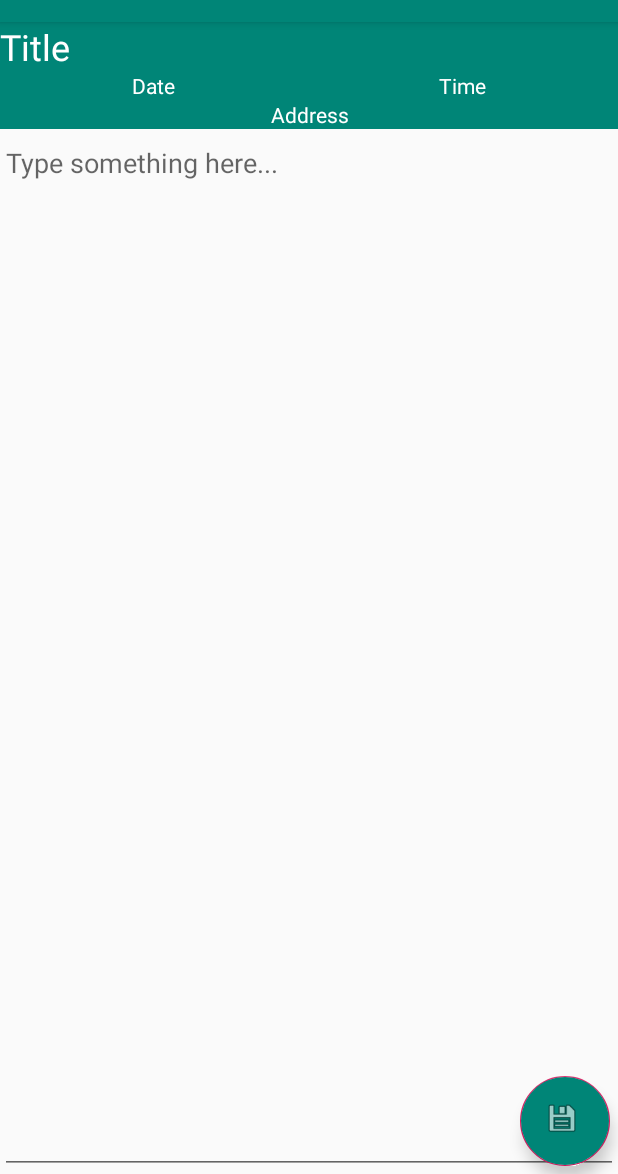
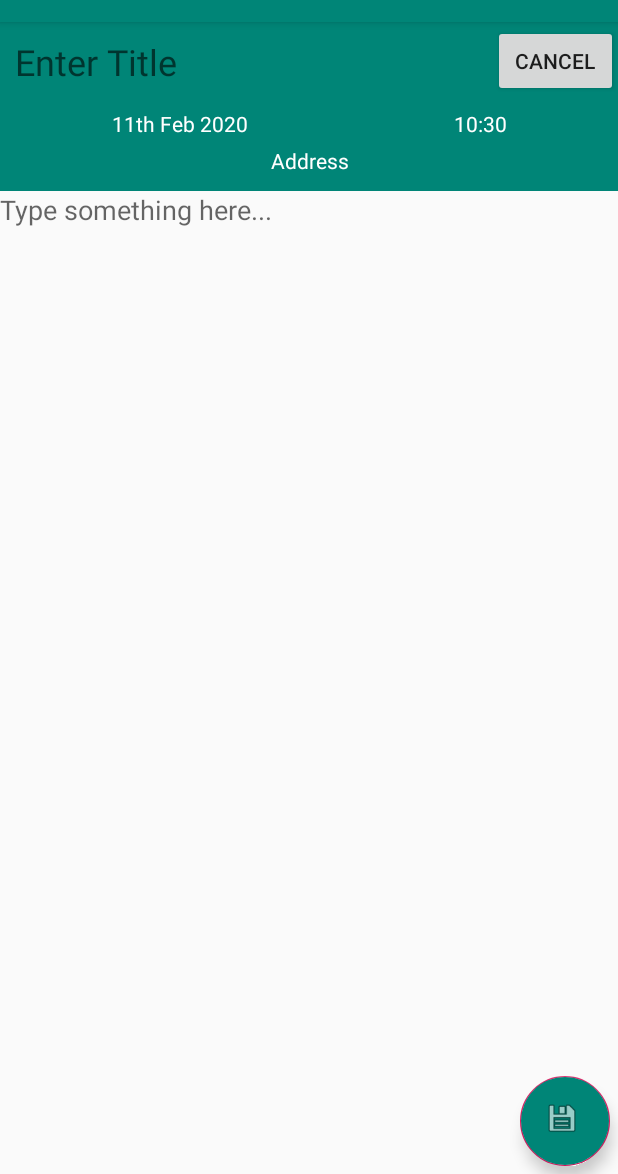
Before and after one commit to Kaosorer/NoteLocationTake, an Android app: the AddNote screen opened directly, with no data from a screen before it, on a phone screen of 412 x 824 dp, the part 62-1236 px from its top. Run offline under Robolectric (Android 15) with nearby library versions, the phone set to English and light mode, and no system bars.

Commit message:
Note insertion possible; added cancel button to add_note_activity view

```diff
--- a/app/src/main/java/com/example/notelocationtake/AddNote.java
+++ b/app/src/main/java/com/example/notelocationtake/AddNote.java
@@ -1,16 +1,28 @@
 package com.example.notelocationtake;
 
 import android.os.Bundle;
+import android.view.View;
+import android.widget.Button;
 import android.widget.EditText;
 import android.widget.TextView;
 
 import androidx.annotation.Nullable;
 import androidx.appcompat.app.AppCompatActivity;
 
+import com.google.android.material.floatingactionbutton.FloatingActionButton;
+
+import java.util.Calendar;
+
 public class AddNote extends AppCompatActivity {
 
     TextView textViewDate, textViewTime, textViewAddress;
     EditText editTextTitle, editTextContent;
+    FloatingActionButton noteSaveFAB;
+    Button buttonCancel;
+
+    Calendar c;
+    String dateToday;
+    String currentTime;
 
     @Override
     protected void onCreate(@Nullable Bundle savedInstanceState) {
@@ -24,5 +36,100 @@ public class AddNote extends AppCompatActivity {
         editTextTitle = findViewById(R.id.editTextTitle);
         editTextContent = findViewById(R.id.editTextContent);
 
+        noteSaveFAB = findViewById(R.id.saveFAB);
+
+        buttonCancel = findViewById(R.id.buttonCancel);
+
+        c = Calendar.getInstance();
+        dateToday = Pad(c.get(Calendar.DAY_OF_MONTH))+Ordinal(c.get(Calendar.DAY_OF_MONTH))+" "+ShortForm(c.get(Calendar.MONTH))+" "+c.get(Calendar.YEAR);//date in dd MMM yyyy format: e.g, 21st January 2020
+        currentTime = Pad(c.get(Calendar.HOUR))+":"+Pad(c.get(Calendar.MINUTE));
+
+        textViewDate.setText(dateToday);
+        textViewTime.setText(currentTime);
+
+        noteSaveFAB.setOnClickListener(new View.OnClickListener() {
+            @Override
+            public void onClick(View view) {
+
+                Note note = new Note(editTextTitle.getText().toString(),editTextContent.getText().toString(), dateToday, currentTime);
+                DBHelper dbHelper = new DBHelper(AddNote.this);
+                dbHelper.addNote(note);
+
+            }
+        });
+
     }
+
+
+
+    private String ShortForm(int i){
+        if (i==Calendar.JANUARY){
+            return "Jan";
+        }
+        else if (i==Calendar.FEBRUARY){
+            return "Feb";
+        }
+        else if (i==Calendar.MARCH){
+            return "Mar";
+        }
+        else if (i==Calendar.APRIL){
+            return "Apr";
+        }
+        else if (i==Calendar.MAY){
+            return "May";
+        }
+        else if (i==Calendar.JUNE){
+            return "Jun";
+        }
+        else if (i==Calendar.JULY){
+            return "Jul";
+        }
+        else if (i==Calendar.AUGUST){
+            return "Aug";
+        }
+        else if (i==Calendar.SEPTEMBER){
+            return "Sep";
+        }
+        else if (i==Calendar.OCTOBER){
+            return "Oct";
+        }
+        else if (i==Calendar.NOVEMBER){
+            return "Nov";
+        }
+        else if (i==Calendar.DECEMBER){
+            return "Dec";
+        }
+        else return "Err";
+    }
+    private String Pad(int i){
+        String s;
+        if (i<10){
+            s = "0"+i;
+            return s;
+        }
+        else {
+            s = ""+i;
+            return s;
+        }
+    }
+    private String Ordinal(int i){
+        int rule = i%10;
+        if (i>10&&i<20){
+            return "th";
+        }
+        else if(rule == 1){
+            return "st";
+        }
+        else if (rule == 2){
+            return "nd";
+        }
+        else if (rule == 3){
+            return "rd";
+        }
+        else if (rule==0||rule>3){
+            return "th";
+        }
+        else return "Err";
+    }
+
 }
--- a/app/src/main/res/layout/add_note_activity.xml
+++ b/app/src/main/res/layout/add_note_activity.xml
@@ -6,37 +6,61 @@
     android:layout_height="match_parent"
     android:orientation="vertical">
 
+    <LinearLayout
+        android:id="@+id/topRowContainer"
+        android:layout_width="match_parent"
+        android:layout_height="wrap_content"
+        app:layout_constraintTop_toTopOf="parent"
+        android:backgroundTint="@color/colorPrimary"
+        android:background="@color/colorPrimary"
+        >
+
         <EditText
             android:id="@+id/editTextTitle"
             android:layout_width="match_parent"
             android:layout_height="wrap_content"
             android:background="@color/colorPrimary"
             android:ems="10"
-        android:hint="Title"
+            android:hint="Enter Title"
             android:inputType="textPersonName"
+            android:padding="10dp"
             android:textColor="#FFFFFF"
-        android:textColorHint="#FFFFFF"
+            android:layout_weight="19"
             android:textSize="24dp"
-        app:layout_constraintTop_toTopOf="parent" />
+            />
+
+        <Button
+            android:id="@+id/buttonCancel"
+            android:layout_width="wrap_content"
+            android:layout_height="wrap_content"
+            android:layout_gravity="center"
+            android:layout_weight="1"
+            android:text="Cancel"
+            />
+
+    </LinearLayout>
 
     <EditText
         android:id="@+id/editTextContent"
         android:layout_width="match_parent"
         android:layout_height="0dp"
+        android:background="@null"
         android:ems="10"
         android:gravity="top"
         android:hint="Type something here..."
         android:inputType="textMultiLine"
-        app:layout_constraintTop_toBottomOf="@id/dateTimeAddressBlock"
-        app:layout_constraintBottom_toBottomOf="parent" />
+        app:layout_constraintBottom_toBottomOf="parent"
+        app:layout_constraintTop_toBottomOf="@id/dateTimeAddressBlock" />
 
     <LinearLayout
         android:background="@color/colorPrimary"
-        app:layout_constraintTop_toBottomOf="@id/editTextTitle"
+        app:layout_constraintTop_toBottomOf="@id/topRowContainer"
         android:id="@+id/dateTimeAddressBlock"
         android:layout_width="match_parent"
         android:layout_height="wrap_content"
-        android:orientation="vertical">
+        android:orientation="vertical"
+        android:padding="5dp"
+        >
 
         <LinearLayout
 
@@ -72,6 +96,7 @@
             android:gravity="center"
             android:textColor="#FFFFFF"
             android:text="Address"
+            android:padding="5dp"
             />
     </LinearLayout>
 
```
Also changed, not shown: app/src/main/java/com/example/notelocationtake/DBHelper.java (+20 -1 lines), app/src/main/java/com/example/notelocationtake/Note.java (+7 -4 lines). Lines whose indentation alone changed are shown as unchanged.
